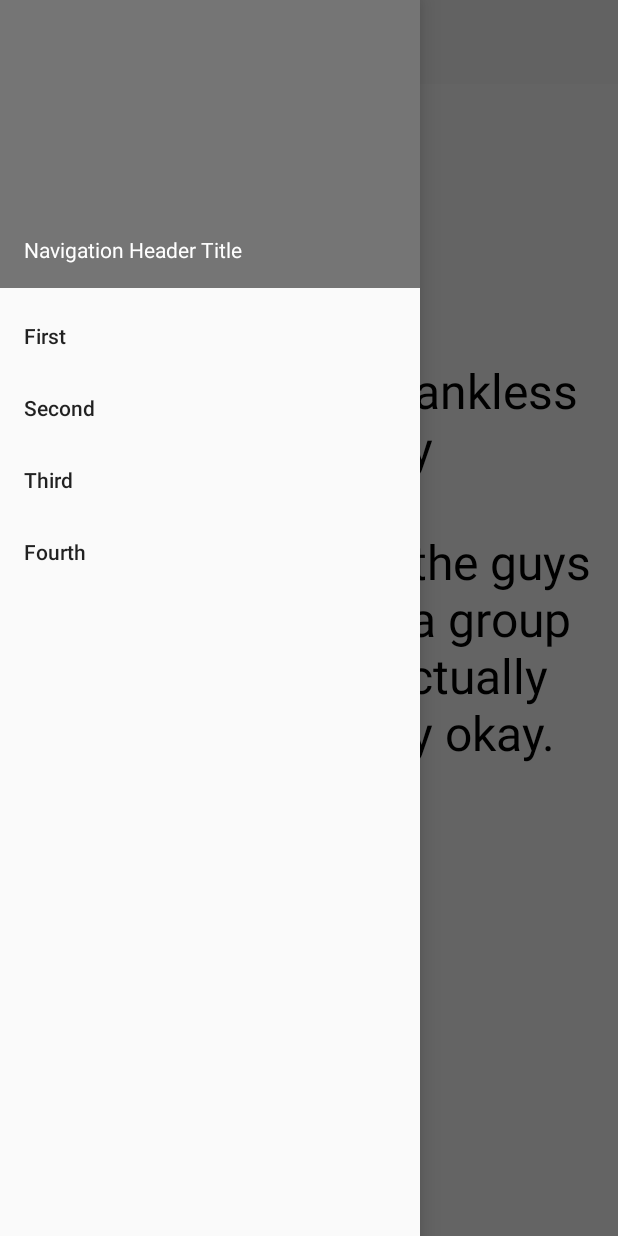
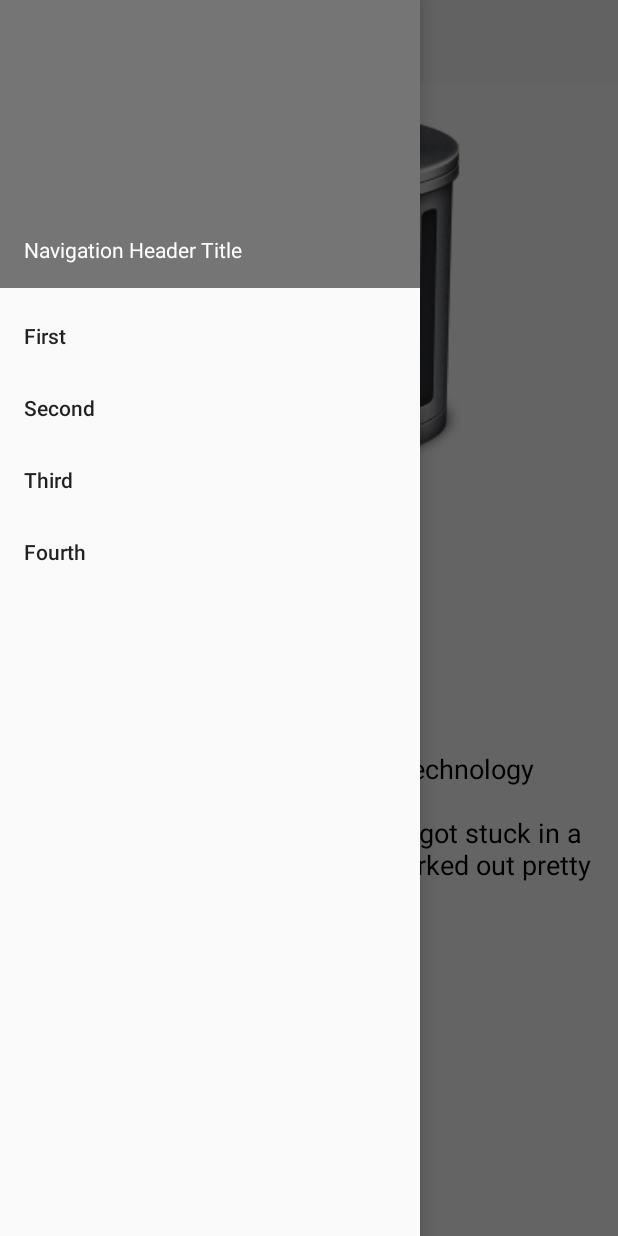
Before and after one commit to WSU-Team-Projects-2019/StanklessTrashcan-App, an Android app: the screen it shows after launch (MainActivity), with the side drawer open, on a phone screen of 412 x 824 dp. Run offline under Robolectric (Android 15) with nearby library versions, the phone set to English and light mode, and no system bars.

Commit message:
updated UI a little more.

```diff
--- a/TrashCAN/app/src/main/java/com/blastbeatsandcode/trashcan/view/MainActivity.java
+++ b/TrashCAN/app/src/main/java/com/blastbeatsandcode/trashcan/view/MainActivity.java
@@ -39,7 +39,7 @@ public class MainActivity extends AppCompatActivity implements TrashCanView {
 
 
         TextView tempLabel = (TextView) findViewById(R.id.lblTempLabel);
-        tempLabel.setTextSize(32f);
+        tempLabel.setTextSize(18f);
         tempLabel.setTextColor(Color.BLACK);
         tempLabel.setText("TrashCAN with Stankless Technology\n\nBrought to you by the guys who got stuck in a group together but it actually worked out pretty okay.\n\n-Trashbois");
         tempLabel.setGravity(Gravity.CENTER_HORIZONTAL);
--- a/TrashCAN/app/src/main/res/layout/activity_main.xml
+++ b/TrashCAN/app/src/main/res/layout/activity_main.xml
@@ -28,11 +28,26 @@
             android:id="@+id/lblTempLabel"
             android:layout_width="wrap_content"
             android:layout_height="wrap_content"
+            android:layout_marginTop="8dp"
             android:text="Hello World!"
             app:layout_constraintBottom_toBottomOf="parent"
             app:layout_constraintLeft_toLeftOf="parent"
             app:layout_constraintRight_toRightOf="parent"
-            app:layout_constraintTop_toTopOf="parent" />
+            app:layout_constraintTop_toBottomOf="@+id/imageView" />
+
+        <ImageView
+            android:id="@+id/imageView"
+            android:layout_width="wrap_content"
+            android:layout_height="wrap_content"
+            android:layout_marginStart="8dp"
+            android:layout_marginLeft="8dp"
+            android:layout_marginTop="8dp"
+            android:layout_marginEnd="8dp"
+            android:layout_marginRight="8dp"
+            app:layout_constraintEnd_toEndOf="parent"
+            app:layout_constraintStart_toStartOf="parent"
+            app:layout_constraintTop_toBottomOf="@+id/toolbar"
+            app:srcCompat="@drawable/can_img" />
 
     </android.support.constraint.ConstraintLayout>
 
--- a/TrashCAN/app/src/main/res/values/styles.xml
+++ b/TrashCAN/app/src/main/res/values/styles.xml
@@ -1,11 +1,20 @@
 <resources>
 
     <!-- Base application theme. -->
-    <style name="AppTheme" parent="Theme.AppCompat.Light.DarkActionBar">
+    <!-- <style name="AppTheme" parent="Theme.AppCompat.Light.DarkActionBar"> -->
+        <!-- Customize your theme here. -->
+        <!-- <item name="colorPrimary">@color/colorPrimary</item>
+        <item name="colorPrimaryDark">@color/colorPrimaryDark</item>
+        <item name="colorAccent">@color/colorAccent</item>
+    </style> -->
+
+    <!-- Base application theme. -->
+    <style name="AppTheme" parent="Theme.AppCompat.Light.NoActionBar">
         <!-- Customize your theme here. -->
         <item name="colorPrimary">@color/colorPrimary</item>
         <item name="colorPrimaryDark">@color/colorPrimaryDark</item>
         <item name="colorAccent">@color/colorAccent</item>
     </style>
 
+
 </resources>
```
Also changed, not shown: TrashCAN/app/src/main/res/drawable/can_img.png (added).
